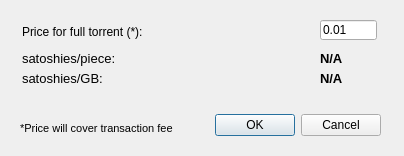
Above: views/gui/ui/SellerTorrentPluginConfigurationDialog.ui from RdeWilde/JoyStream before the change. Below: the same form after it.
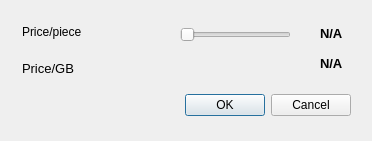
That is the form after the change.

```diff
--- a/views/gui/ui/SellerTorrentPluginConfigurationDialog.ui
+++ b/views/gui/ui/SellerTorrentPluginConfigurationDialog.ui
@@ -6,8 +6,8 @@
    <rect>
     <x>0</x>
     <y>0</y>
-    <width>404</width>
-    <height>156</height>
+    <width>372</width>
+    <height>141</height>
    </rect>
   </property>
   <property name="windowTitle">
@@ -16,8 +16,8 @@
   <widget class="QDialogButtonBox" name="buttonBox">
    <property name="geometry">
     <rect>
-     <x>200</x>
-     <y>110</y>
+     <x>170</x>
+     <y>90</y>
      <width>181</width>
      <height>31</height>
     </rect>
@@ -39,14 +39,14 @@
     </rect>
    </property>
    <property name="text">
-    <string>Price for full torrent (*):</string>
+    <string>Price/piece</string>
    </property>
   </widget>
   <widget class="QLineEdit" name="minPriceLineEdit">
    <property name="geometry">
     <rect>
-     <x>320</x>
-     <y>20</y>
+     <x>280</x>
+     <y>210</y>
      <width>57</width>
      <height>20</height>
     </rect>
@@ -171,7 +171,7 @@
    <property name="geometry">
     <rect>
      <x>22</x>
-     <y>70</y>
+     <y>60</y>
      <width>231</width>
      <height>16</height>
     </rect>
@@ -182,14 +182,14 @@
     </font>
    </property>
    <property name="text">
-    <string>satoshies/GB:</string>
+    <string>Price/GB</string>
    </property>
   </widget>
   <widget class="QLabel" name="computedSatoshiesMinPriceValue">
    <property name="geometry">
     <rect>
      <x>320</x>
-     <y>50</y>
+     <y>25</y>
      <width>55</width>
      <height>16</height>
     </rect>
@@ -205,29 +205,11 @@
     <string>N/A</string>
    </property>
   </widget>
-  <widget class="QLabel" name="pricePerGBFieldLabel">
-   <property name="geometry">
-    <rect>
-     <x>22</x>
-     <y>50</y>
-     <width>111</width>
-     <height>16</height>
-    </rect>
-   </property>
-   <property name="font">
-    <font>
-     <pointsize>10</pointsize>
-    </font>
-   </property>
-   <property name="text">
-    <string>satoshies/piece:</string>
-   </property>
-  </widget>
   <widget class="QLabel" name="pricePerGBLabel">
    <property name="geometry">
     <rect>
      <x>320</x>
-     <y>70</y>
+     <y>55</y>
      <width>55</width>
      <height>16</height>
     </rect>
@@ -244,22 +226,17 @@
     <string>N/A</string>
    </property>
   </widget>
-  <widget class="QLabel" name="label">
+  <widget class="QSlider" name="minPriceSlider">
    <property name="geometry">
     <rect>
-     <x>20</x>
-     <y>120</y>
-     <width>251</width>
-     <height>17</height>
+     <x>180</x>
+     <y>20</y>
+     <width>111</width>
+     <height>29</height>
     </rect>
    </property>
-   <property name="font">
-    <font>
-     <pointsize>8</pointsize>
-    </font>
-   </property>
-   <property name="text">
-    <string>*Price will cover transaction fee</string>
+   <property name="orientation">
+    <enum>Qt::Horizontal</enum>
    </property>
   </widget>
  </widget>
```
Left out of the diff: 2 changed lines with no effect on the pictures.
